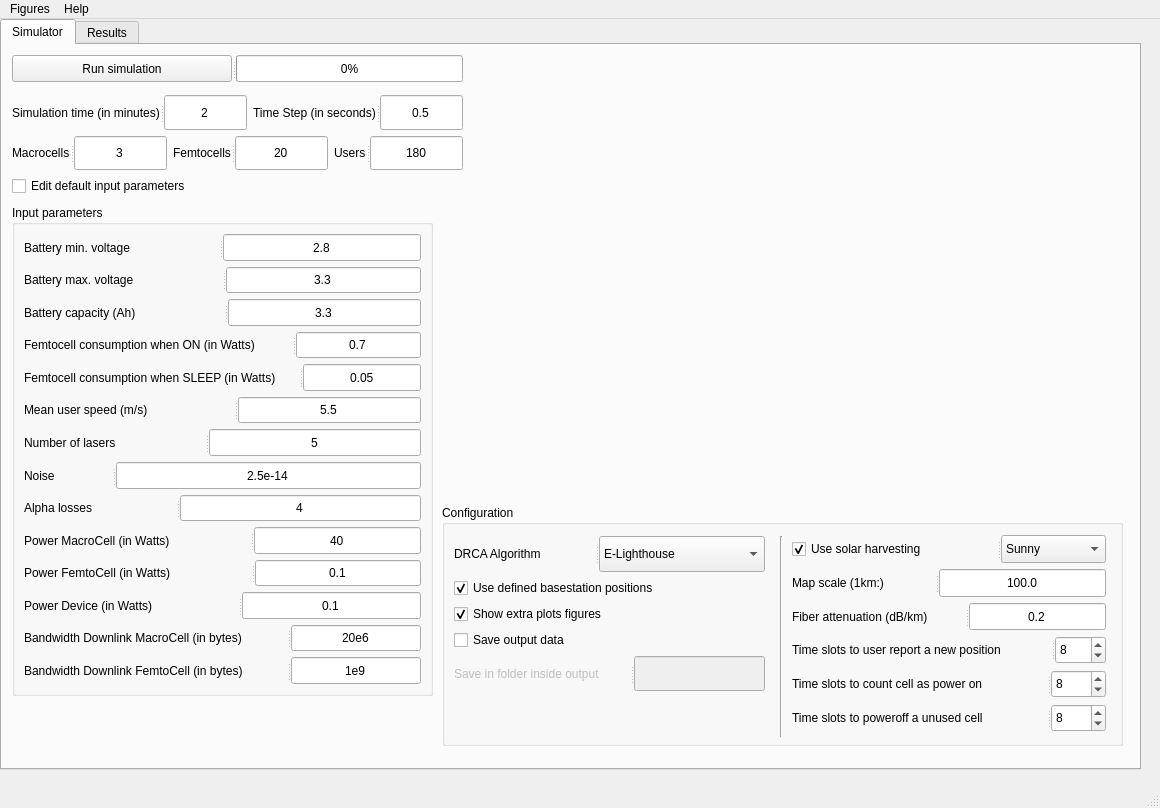
6G-XTREME/PoF_Simulator, file ui/simulator.ui: the form before one commit.
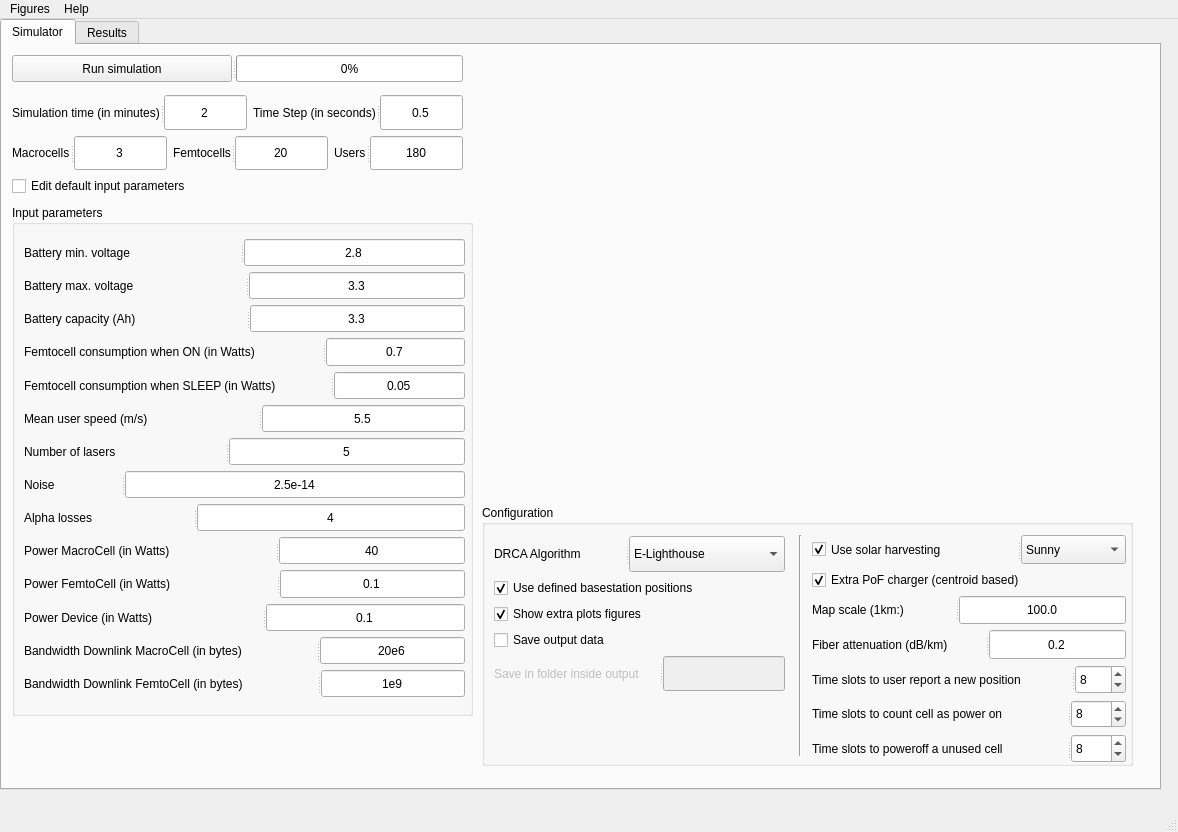
The form after the commit.

Commit message: Update UI logic & centroids v1

The edit to the form file:
```diff
--- a/ui/simulator.ui
+++ b/ui/simulator.ui
@@ -6,8 +6,8 @@
    <rect>
     <x>0</x>
     <y>0</y>
-    <width>1160</width>
-    <height>808</height>
+    <width>1178</width>
+    <height>832</height>
    </rect>
   </property>
   <property name="windowTitle">
@@ -19,8 +19,8 @@
      <rect>
       <x>0</x>
       <y>0</y>
-      <width>1141</width>
-      <height>751</height>
+      <width>1161</width>
+      <height>771</height>
      </rect>
     </property>
     <property name="sizePolicy">
@@ -41,25 +41,40 @@
        <rect>
         <x>10</x>
         <y>160</y>
-        <width>421</width>
-        <height>491</height>
+        <width>461</width>
+        <height>511</height>
        </rect>
       </property>
       <property name="title">
        <string>Input parameters</string>
       </property>
-      <layout class="QVBoxLayout" name="verticalLayout">
+      <widget class="QWidget" name="">
+       <property name="geometry">
+        <rect>
+         <x>12</x>
+         <y>34</y>
+         <width>441</width>
+         <height>458</height>
+        </rect>
+       </property>
+       <layout class="QVBoxLayout" name="InputParameters">
        <item>
         <widget class="QSplitter" name="splitter_5">
          <property name="orientation">
           <enum>Qt::Horizontal</enum>
          </property>
          <widget class="QLabel" name="small_cell_voltage_min_label">
+           <property name="enabled">
+            <bool>true</bool>
+           </property>
           <property name="text">
            <string>Battery min. voltage</string>
           </property>
          </widget>
          <widget class="QLineEdit" name="small_cell_voltage_min_edit">
+           <property name="enabled">
+            <bool>true</bool>
+           </property>
           <property name="sizePolicy">
            <sizepolicy hsizetype="Maximum" vsizetype="Fixed">
             <horstretch>0</horstretch>
@@ -76,7 +91,7 @@
            <set>Qt::AlignCenter</set>
           </property>
           <property name="readOnly">
-           <bool>true</bool>
+            <bool>false</bool>
           </property>
           <property name="clearButtonEnabled">
            <bool>false</bool>
@@ -90,11 +105,17 @@
           <enum>Qt::Horizontal</enum>
          </property>
          <widget class="QLabel" name="small_cell_voltage_max_label">
+           <property name="enabled">
+            <bool>true</bool>
+           </property>
           <property name="text">
            <string>Battery max. voltage</string>
           </property>
          </widget>
          <widget class="QLineEdit" name="small_cell_voltage_max_edit">
+           <property name="enabled">
+            <bool>true</bool>
+           </property>
           <property name="sizePolicy">
            <sizepolicy hsizetype="Maximum" vsizetype="Fixed">
             <horstretch>0</horstretch>
@@ -111,7 +132,7 @@
            <set>Qt::AlignCenter</set>
           </property>
           <property name="readOnly">
-           <bool>true</bool>
+            <bool>false</bool>
           </property>
          </widget>
         </widget>
@@ -122,11 +143,17 @@
           <enum>Qt::Horizontal</enum>
          </property>
          <widget class="QLabel" name="battery_capacity_label">
+           <property name="enabled">
+            <bool>true</bool>
+           </property>
           <property name="text">
            <string>Battery capacity (Ah)</string>
           </property>
          </widget>
          <widget class="QLineEdit" name="battery_capacity_edit">
+           <property name="enabled">
+            <bool>true</bool>
+           </property>
           <property name="sizePolicy">
            <sizepolicy hsizetype="Maximum" vsizetype="Fixed">
             <horstretch>0</horstretch>
@@ -143,7 +170,7 @@
            <set>Qt::AlignCenter</set>
           </property>
           <property name="readOnly">
-           <bool>true</bool>
+            <bool>false</bool>
           </property>
          </widget>
         </widget>
@@ -154,11 +181,17 @@
           <enum>Qt::Horizontal</enum>
          </property>
          <widget class="QLabel" name="small_cell_consumption_on_label">
+           <property name="enabled">
+            <bool>true</bool>
+           </property>
           <property name="text">
            <string>Femtocell consumption when ON (in Watts)</string>
           </property>
          </widget>
          <widget class="QLineEdit" name="small_cell_consumption_on_edit">
+           <property name="enabled">
+            <bool>true</bool>
+           </property>
           <property name="sizePolicy">
            <sizepolicy hsizetype="Maximum" vsizetype="Fixed">
             <horstretch>0</horstretch>
@@ -175,7 +208,7 @@
            <set>Qt::AlignCenter</set>
           </property>
           <property name="readOnly">
-           <bool>true</bool>
+            <bool>false</bool>
           </property>
          </widget>
         </widget>
@@ -186,11 +219,17 @@
           <enum>Qt::Horizontal</enum>
          </property>
          <widget class="QLabel" name="small_cell_consumption_sleep_label">
+           <property name="enabled">
+            <bool>true</bool>
+           </property>
           <property name="text">
            <string>Femtocell consumption when SLEEP (in Watts)</string>
           </property>
          </widget>
          <widget class="QLineEdit" name="small_cell_consumption_sleep_edit">
+           <property name="enabled">
+            <bool>true</bool>
+           </property>
           <property name="sizePolicy">
            <sizepolicy hsizetype="Maximum" vsizetype="Fixed">
             <horstretch>0</horstretch>
@@ -207,7 +246,7 @@
            <set>Qt::AlignCenter</set>
           </property>
           <property name="readOnly">
-           <bool>true</bool>
+            <bool>false</bool>
           </property>
          </widget>
         </widget>
@@ -218,11 +257,17 @@
           <enum>Qt::Horizontal</enum>
          </property>
          <widget class="QLabel" name="mean_user_speed_label">
+           <property name="enabled">
+            <bool>true</bool>
+           </property>
           <property name="text">
            <string>Mean user speed (m/s)</string>
           </property>
          </widget>
          <widget class="QLineEdit" name="mean_user_speed_edit">
+           <property name="enabled">
+            <bool>true</bool>
+           </property>
           <property name="sizePolicy">
            <sizepolicy hsizetype="Maximum" vsizetype="Fixed">
             <horstretch>0</horstretch>
@@ -239,7 +284,7 @@
            <set>Qt::AlignCenter</set>
           </property>
           <property name="readOnly">
-           <bool>true</bool>
+            <bool>false</bool>
           </property>
          </widget>
         </widget>
@@ -250,11 +295,17 @@
           <enum>Qt::Horizontal</enum>
          </property>
          <widget class="QLabel" name="numberOfLasers_label">
+           <property name="enabled">
+            <bool>true</bool>
+           </property>
           <property name="text">
            <string>Number of lasers</string>
           </property>
          </widget>
          <widget class="QLineEdit" name="numberOfLasers_edit">
+           <property name="enabled">
+            <bool>true</bool>
+           </property>
           <property name="sizePolicy">
            <sizepolicy hsizetype="Maximum" vsizetype="Fixed">
             <horstretch>0</horstretch>
@@ -271,7 +322,7 @@
            <set>Qt::AlignCenter</set>
           </property>
           <property name="readOnly">
-           <bool>true</bool>
+            <bool>false</bool>
           </property>
          </widget>
         </widget>
@@ -282,11 +333,17 @@
           <enum>Qt::Horizontal</enum>
          </property>
          <widget class="QLabel" name="noise_label">
+           <property name="enabled">
+            <bool>true</bool>
+           </property>
           <property name="text">
            <string>Noise</string>
           </property>
          </widget>
          <widget class="QLineEdit" name="noise_edit">
+           <property name="enabled">
+            <bool>true</bool>
+           </property>
           <property name="sizePolicy">
            <sizepolicy hsizetype="Maximum" vsizetype="Fixed">
             <horstretch>0</horstretch>
@@ -303,7 +360,7 @@
            <set>Qt::AlignCenter</set>
           </property>
           <property name="readOnly">
-           <bool>true</bool>
+            <bool>false</bool>
           </property>
          </widget>
         </widget>
@@ -314,11 +371,17 @@
           <enum>Qt::Horizontal</enum>
          </property>
          <widget class="QLabel" name="alpha_loss_label">
+           <property name="enabled">
+            <bool>true</bool>
+           </property>
           <property name="text">
            <string>Alpha losses</string>
           </property>
          </widget>
          <widget class="QLineEdit" name="alpha_loss_edit">
+           <property name="enabled">
+            <bool>true</bool>
+           </property>
           <property name="sizePolicy">
            <sizepolicy hsizetype="Maximum" vsizetype="Fixed">
             <horstretch>0</horstretch>
@@ -335,7 +398,7 @@
            <set>Qt::AlignCenter</set>
           </property>
           <property name="readOnly">
-           <bool>true</bool>
+            <bool>false</bool>
           </property>
          </widget>
         </widget>
@@ -346,11 +409,17 @@
           <enum>Qt::Horizontal</enum>
          </property>
          <widget class="QLabel" name="PMacroCells_label">
+           <property name="enabled">
+            <bool>true</bool>
+           </property>
           <property name="text">
            <string>Power MacroCell (in Watts)</string>
           </property>
          </widget>
          <widget class="QLineEdit" name="PMacroCells_edit">
+           <property name="enabled">
+            <bool>true</bool>
+           </property>
           <property name="sizePolicy">
            <sizepolicy hsizetype="Maximum" vsizetype="Fixed">
             <horstretch>0</horstretch>
@@ -367,7 +436,7 @@
            <set>Qt::AlignCenter</set>
           </property>
           <property name="readOnly">
-           <bool>true</bool>
+            <bool>false</bool>
           </property>
          </widget>
         </widget>
@@ -378,11 +447,17 @@
           <enum>Qt::Horizontal</enum>
          </property>
          <widget class="QLabel" name="PFemtoCells_label">
+           <property name="enabled">
+            <bool>true</bool>
+           </property>
           <property name="text">
            <string>Power FemtoCell (in Watts)</string>
           </property>
          </widget>
          <widget class="QLineEdit" name="PFemtoCells_edit">
+           <property name="enabled">
+            <bool>true</bool>
+           </property>
           <property name="sizePolicy">
            <sizepolicy hsizetype="Maximum" vsizetype="Fixed">
             <horstretch>0</horstretch>
@@ -399,7 +474,7 @@
            <set>Qt::AlignCenter</set>
           </property>
           <property name="readOnly">
-           <bool>true</bool>
+            <bool>false</bool>
           </property>
          </widget>
         </widget>
@@ -410,11 +485,17 @@
           <enum>Qt::Horizontal</enum>
          </property>
          <widget class="QLabel" name="PDevice_label">
+           <property name="enabled">
+            <bool>true</bool>
+           </property>
           <property name="text">
            <string>Power Device (in Watts)</string>
           </property>
          </widget>
          <widget class="QLineEdit" name="PDevice_edit">
+           <property name="enabled">
+            <bool>true</bool>
+           </property>
           <property name="sizePolicy">
            <sizepolicy hsizetype="Maximum" vsizetype="Fixed">
             <horstretch>0</horstretch>
@@ -431,7 +512,7 @@
            <set>Qt::AlignCenter</set>
           </property>
           <property name="readOnly">
-           <bool>true</bool>
+            <bool>false</bool>
           </property>
          </widget>
         </widget>
@@ -442,11 +523,17 @@
           <enum>Qt::Horizontal</enum>
          </property>
          <widget class="QLabel" name="MacroCellDownlinkBW_label">
+           <property name="enabled">
+            <bool>true</bool>
+           </property>
           <property name="text">
            <string>Bandwidth Downlink MacroCell (in bytes)</string>
           </property>
          </widget>
          <widget class="QLineEdit" name="MacroCellDownlinkBW_edit">
+           <property name="enabled">
+            <bool>true</bool>
+           </property>
           <property name="sizePolicy">
            <sizepolicy hsizetype="Maximum" vsizetype="Fixed">
             <horstretch>0</horstretch>
@@ -463,7 +550,7 @@
            <set>Qt::AlignCenter</set>
           </property>
           <property name="readOnly">
-           <bool>true</bool>
+            <bool>false</bool>
           </property>
          </widget>
         </widget>
@@ -474,11 +561,17 @@
           <enum>Qt::Horizontal</enum>
          </property>
          <widget class="QLabel" name="FemtoCellDownlinkBW_label">
+           <property name="enabled">
+            <bool>true</bool>
+           </property>
           <property name="text">
            <string>Bandwidth Downlink FemtoCell (in bytes)</string>
           </property>
          </widget>
          <widget class="QLineEdit" name="FemtoCellDownlinkBW_edit">
+           <property name="enabled">
+            <bool>true</bool>
+           </property>
           <property name="sizePolicy">
            <sizepolicy hsizetype="Maximum" vsizetype="Fixed">
             <horstretch>0</horstretch>
@@ -495,20 +588,21 @@
            <set>Qt::AlignCenter</set>
           </property>
           <property name="readOnly">
-           <bool>true</bool>
+            <bool>false</bool>
           </property>
          </widget>
         </widget>
        </item>
       </layout>
+      </widget>
      </widget>
      <widget class="QGroupBox" name="configuration_parameters_groupBox">
       <property name="geometry">
        <rect>
-        <x>440</x>
+        <x>480</x>
         <y>460</y>
-        <width>681</width>
-        <height>241</height>
+        <width>651</width>
+        <height>261</height>
        </rect>
       </property>
       <property name="title">
@@ -517,10 +611,10 @@
       <widget class="Line" name="line">
        <property name="geometry">
         <rect>
-         <x>331</x>
-         <y>31</y>
+         <x>310</x>
+         <y>30</y>
          <width>16</width>
-         <height>201</height>
+         <height>221</height>
         </rect>
        </property>
        <property name="orientation">
@@ -532,7 +626,7 @@
         <rect>
          <x>12</x>
          <y>31</y>
-         <width>311</width>
+         <width>291</width>
          <height>155</height>
         </rect>
        </property>
@@ -640,13 +734,13 @@
       <widget class="QWidget" name="">
        <property name="geometry">
         <rect>
-         <x>350</x>
+         <x>330</x>
          <y>30</y>
          <width>314</width>
-         <height>197</height>
+         <height>228</height>
         </rect>
        </property>
-       <layout class="QVBoxLayout" name="verticalLayout_2">
+       <layout class="QVBoxLayout" name="RightPanel">
         <item>
          <widget class="QSplitter" name="splitter_25">
           <property name="orientation">
@@ -688,6 +782,16 @@
           </widget>
          </widget>
         </item>
+        <item>
+         <widget class="QCheckBox" name="extra_charger_checkBox">
+          <property name="text">
+           <string>Extra PoF charger (centroid based)</string>
+          </property>
+          <property name="checked">
+           <bool>true</bool>
+          </property>
+         </widget>
+        </item>
         <item>
          <widget class="QSplitter" name="splitter_27">
           <property name="orientation">
@@ -721,7 +825,7 @@
             <set>Qt::AlignCenter</set>
            </property>
            <property name="readOnly">
-            <bool>true</bool>
+            <bool>false</bool>
            </property>
            <property name="clearButtonEnabled">
             <bool>false</bool>
@@ -762,7 +866,7 @@
             <set>Qt::AlignCenter</set>
            </property>
            <property name="readOnly">
-            <bool>true</bool>
+            <bool>false</bool>
            </property>
            <property name="clearButtonEnabled">
             <bool>false</bool>
@@ -1053,7 +1157,7 @@
     <rect>
      <x>0</x>
      <y>0</y>
-     <width>1160</width>
+     <width>1178</width>
      <height>24</height>
     </rect>
    </property>
```
Lines whose indentation alone changed are shown as unchanged. The commit also changes 3 other files.
